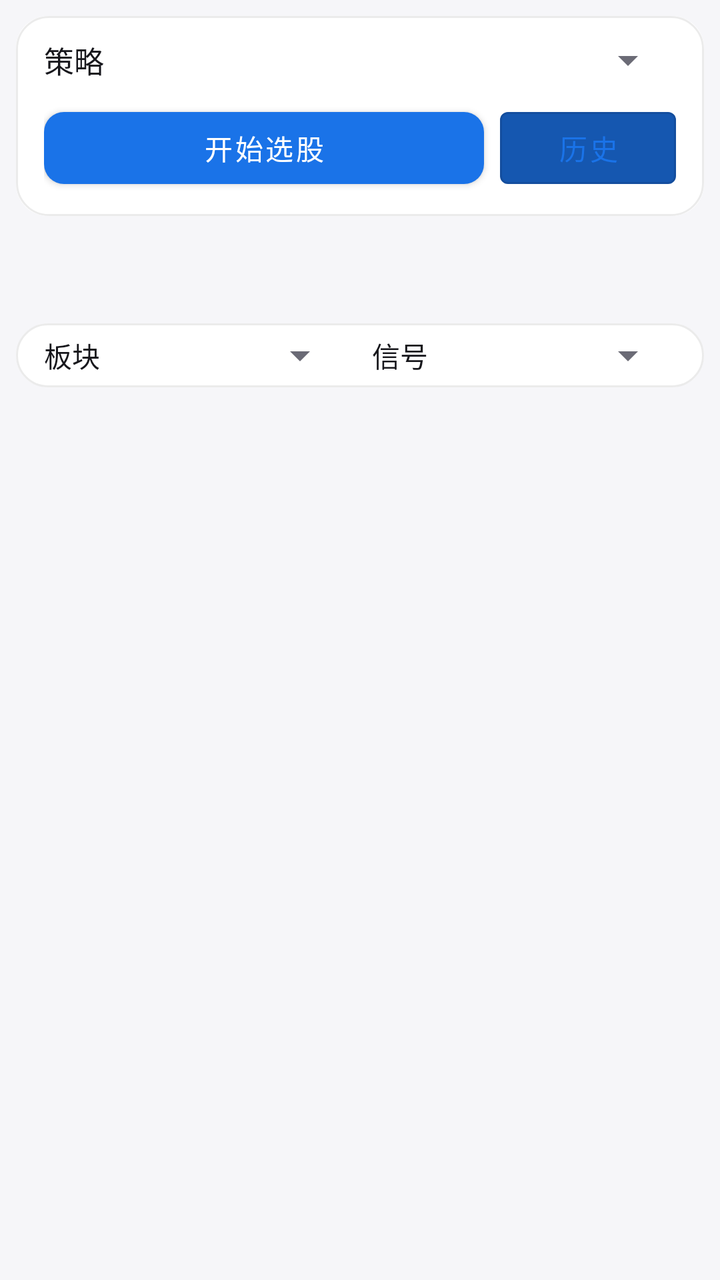
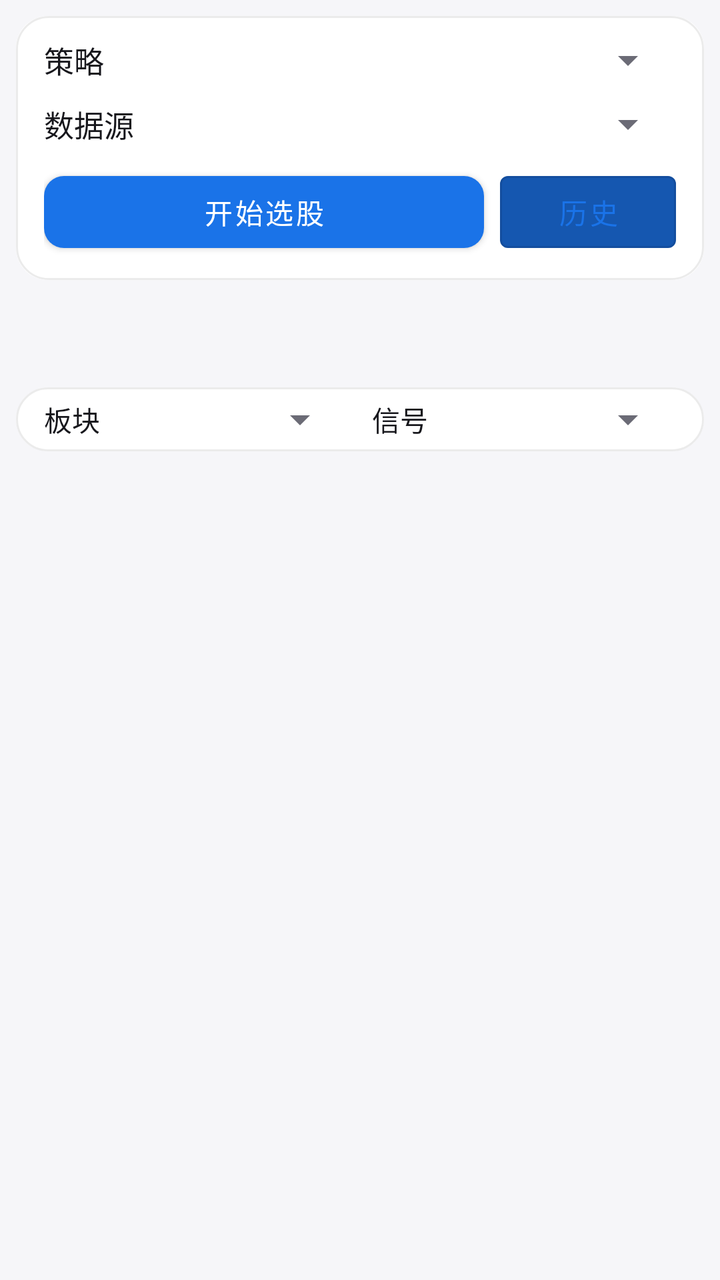

Screens rendered from an Android XML layout before and after an edit, with the pre-edit source and the edit as a unified diff.
<!-- AndroidManifest.xml: application theme Theme.DsaMobile -->
<!-- res/layout/activity_screening.xml -->
<?xml version="1.0" encoding="utf-8"?>

<LinearLayout xmlns:android="http://schemas.android.com/apk/res/android"
    xmlns:app="http://schemas.android.com/apk/res-auto"
    android:layout_width="match_parent"
    android:layout_height="match_parent"
    android:orientation="vertical">

    
    <LinearLayout
        android:id="@+id/strategy_card"
        android:layout_width="match_parent"
        android:layout_height="wrap_content"
        android:layout_margin="8dp"
        android:background="@drawable/bg_section"
        android:orientation="vertical"
        android:paddingHorizontal="14dp"
        android:paddingVertical="10dp">

        <LinearLayout
            android:layout_width="match_parent"
            android:layout_height="wrap_content"
            android:gravity="center_vertical"
            android:orientation="horizontal">

            <TextView
                android:layout_width="wrap_content"
                android:layout_height="wrap_content"
                android:text="策略"
                android:textColor="?attr/dsaText"
                android:textSize="15sp" />

            <Spinner
                android:id="@+id/strategy_spinner"
                android:layout_width="0dp"
                android:layout_height="wrap_content"
                android:layout_marginStart="12dp"
                android:layout_weight="1" />
        </LinearLayout>

        <LinearLayout
            android:layout_width="match_parent"
            android:layout_height="wrap_content"
            android:layout_marginTop="8dp"
            android:orientation="horizontal">

            <com.google.android.material.button.MaterialButton
                android:id="@+id/btn_run_screen"
                android:layout_width="0dp"
                android:layout_height="wrap_content"
                android:layout_weight="1"
                android:text="开始选股"
                app:backgroundTint="?attr/dsaPrimary" />

            <com.google.android.material.button.MaterialButton
                android:id="@+id/btn_history"
                android:layout_width="wrap_content"
                android:layout_height="wrap_content"
                android:layout_marginStart="8dp"
                android:text="历史"
                app:backgroundTint="?attr/dsaPrimaryDark"
                style="@style/Widget.MaterialComponents.Button.OutlinedButton" />
        </LinearLayout>
    </LinearLayout>

    <TextView
        android:id="@+id/screen_status"
        android:layout_width="match_parent"
        android:layout_height="wrap_content"
        android:gravity="center"
        android:padding="10dp"
        android:textColor="?attr/dsaText2"
        android:textSize="13sp" />

    
    <LinearLayout
        android:layout_width="match_parent"
        android:layout_height="wrap_content"
        android:layout_margin="8dp"
        android:background="@drawable/bg_section"
        android:gravity="center_vertical"
        android:orientation="horizontal"
        android:paddingHorizontal="14dp"
        android:paddingVertical="4dp">

        <TextView
            android:layout_width="wrap_content"
            android:layout_height="wrap_content"
            android:text="板块"
            android:textColor="?attr/dsaText"
            android:textSize="14sp" />

        <Spinner
            android:id="@+id/sp_filter_board"
            android:layout_width="0dp"
            android:layout_height="wrap_content"
            android:layout_marginStart="8dp"
            android:layout_weight="1" />

        <TextView
            android:layout_width="wrap_content"
            android:layout_height="wrap_content"
            android:layout_marginStart="12dp"
            android:text="信号"
            android:textColor="?attr/dsaText"
            android:textSize="14sp" />

        <Spinner
            android:id="@+id/sp_filter_signal"
            android:layout_width="0dp"
            android:layout_height="wrap_content"
            android:layout_marginStart="8dp"
            android:layout_weight="1" />
    </LinearLayout>

    <androidx.recyclerview.widget.RecyclerView
        android:id="@+id/screen_recycler"
        android:layout_width="match_parent"
        android:layout_height="0dp"
        android:layout_weight="1"
        android:clipToPadding="false"
        android:paddingBottom="16dp" />
</LinearLayout>
<!-- resources referenced by this layout -->
<resources>
  <style name="Theme.DsaMobile" parent="Theme.Dsa.Blue" />
  <style name="Theme.Dsa.Blue" parent="Theme.Dsa.Base" />
  <color name="theme_blue">#1A73E8</color>
  <color name="theme_blue_dark">#1557B0</color>
  <color name="soft_blue">#E8F0FE</color>
  <color name="light_card">#FFFFFF</color>
  <color name="light_text">#17171C</color>
  <color name="light_text2">#6B6B76</color>
  <color name="light_bg">#F6F6F9</color>
  <color name="light_surface2">#EFEFF3</color>
  <color name="light_divider">#E6E6EC</color>
  <color name="glass_tint_light">#F2FFFFFF</color>
  <color name="glass_stroke_light">#14000000</color>
  <color name="glass_hi_light">#14FFFFFF</color>
  <color name="nav_glass_light">#59FFFFFF</color>
  <style name="Widget.Dsa.Button" parent="Widget.MaterialComponents.Button">
          <item name="cornerRadius">10dp</item>
          <item name="android:textAllCaps">false</item>
      </style>
  <style name="Widget.Dsa.Fab" parent="Widget.MaterialComponents.FloatingActionButton">
          <item name="backgroundTint">?attr/dsaPrimary</item>
          <item name="tint">@color/light_card</item>
          <item name="shapeAppearanceOverlay">@style/ShapeAppearance.Dsa.Fab</item>
      </style>
  <style name="Widget.Dsa.AlertDialog" parent="MaterialAlertDialog.MaterialComponents">
          <item name="shapeAppearanceOverlay">@style/ShapeAppearance.Dsa.Dialog</item>
          <item name="backgroundTint">?attr/dsaCard</item>
          <item name="buttonBarPositiveButtonStyle">@style/Widget.Dsa.DialogButton</item>
          <item name="buttonBarNegativeButtonStyle">@style/Widget.Dsa.DialogButton</item>
      </style>
  <style name="Widget.Dsa.ActionBarTitle" parent="TextAppearance.Widget.AppCompat.Toolbar.Title">
          <item name="android:textSize">18sp</item>
          <item name="android:textStyle">bold</item>
          <item name="android:letterSpacing">0.01</item>
      </style>
  <style name="ShapeAppearance.Dsa.Fab" parent="ShapeAppearance.MaterialComponents.LargeComponent">
          <item name="cornerFamily">rounded</item>
          <item name="cornerSize">16dp</item>
      </style>
  <!-- drawable bottom_nav_color (drawable) -->
  <?xml version="1.0" encoding="utf-8"?>
  <selector xmlns:android="http://schemas.android.com/apk/res/android">
      <item android:color="?attr/dsaOnPrimary" android:state_checked="true" />
      <item android:color="?attr/dsaText2" />
  </selector>
  <style name="Widget.Dsa.NavIndicator" parent="Widget.Material3.BottomNavigationView.ActiveIndicator">
          <item name="android:color">?attr/dsaPrimary</item>
          <item name="shapeAppearance">@style/ShapeAppearance.Dsa.NavPill</item>
          <item name="marginHorizontal">6dp</item>
      </style>
  <style name="TextAppearance.Dsa.NavActive" parent="TextAppearance.MaterialComponents.Caption">
          <item name="android:textSize">11sp</item>
          <item name="android:textStyle">bold</item>
          <item name="android:textColor">?attr/dsaOnPrimary</item>
      </style>
  <style name="TextAppearance.Dsa.NavInactive" parent="TextAppearance.MaterialComponents.Caption">
          <item name="android:textSize">11sp</item>
          <item name="android:textColor">?attr/dsaText2</item>
      </style>
  <style name="ShapeAppearance.Dsa.Dialog" parent="ShapeAppearance.MaterialComponents.LargeComponent">
          <item name="cornerFamily">rounded</item>
          <item name="cornerSize">28dp</item>
      </style>
  <style name="Widget.Dsa.DialogButton" parent="Widget.MaterialComponents.Button.TextButton">
          <item name="android:textAllCaps">false</item>
          <item name="android:textColor">?attr/dsaPrimary</item>
      </style>
  <style name="ShapeAppearance.Dsa.NavPill" parent="ShapeAppearance.MaterialComponents.LargeComponent">
          <item name="cornerFamily">rounded</item>
          <item name="cornerSize">100dp</item>
      </style>
  <!-- unchanged entries left out for length: 5 -->
</resources>

<!-- the commit's change to res/layout/activity_screening.xml (unified diff, before → after) -->
@@ -32,6 +32,29 @@
 
             <Spinner
                 android:id="@+id/strategy_spinner"
+                android:layout_width="0dp"
+                android:layout_height="wrap_content"
+                android:layout_marginStart="12dp"
+                android:layout_weight="1" />
+        </LinearLayout>
+
+        
+        <LinearLayout
+            android:layout_width="match_parent"
+            android:layout_height="wrap_content"
+            android:layout_marginTop="8dp"
+            android:gravity="center_vertical"
+            android:orientation="horizontal">
+
+            <TextView
+                android:layout_width="wrap_content"
+                android:layout_height="wrap_content"
+                android:text="数据源"
+                android:textColor="?attr/dsaText"
+                android:textSize="15sp" />
+
+            <Spinner
+                android:id="@+id/sp_screen_source"
                 android:layout_width="0dp"
                 android:layout_height="wrap_content"
                 android:layout_marginStart="12dp"
